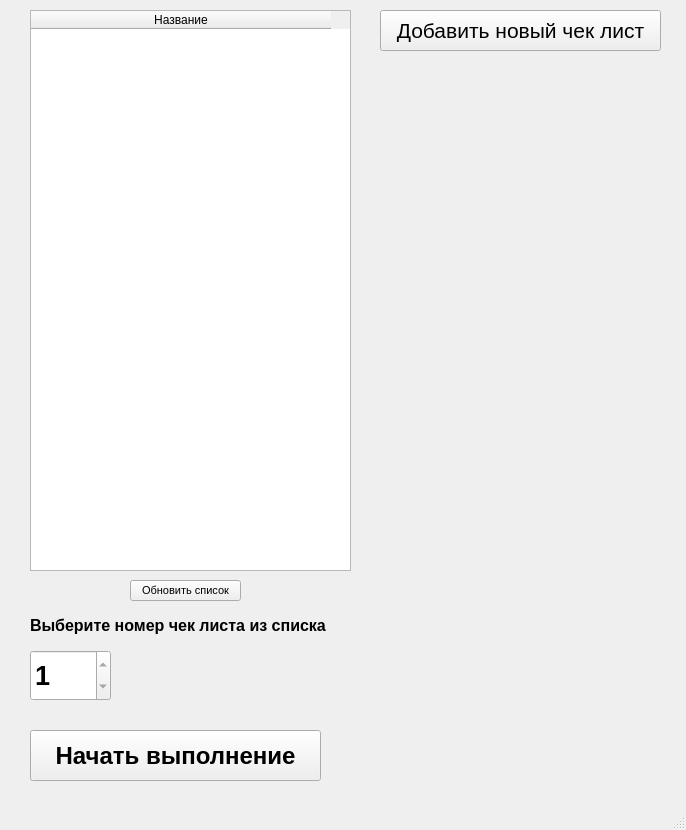
Above: main.ui from Demonica22/CheckList before the change. Below: the same form after it.
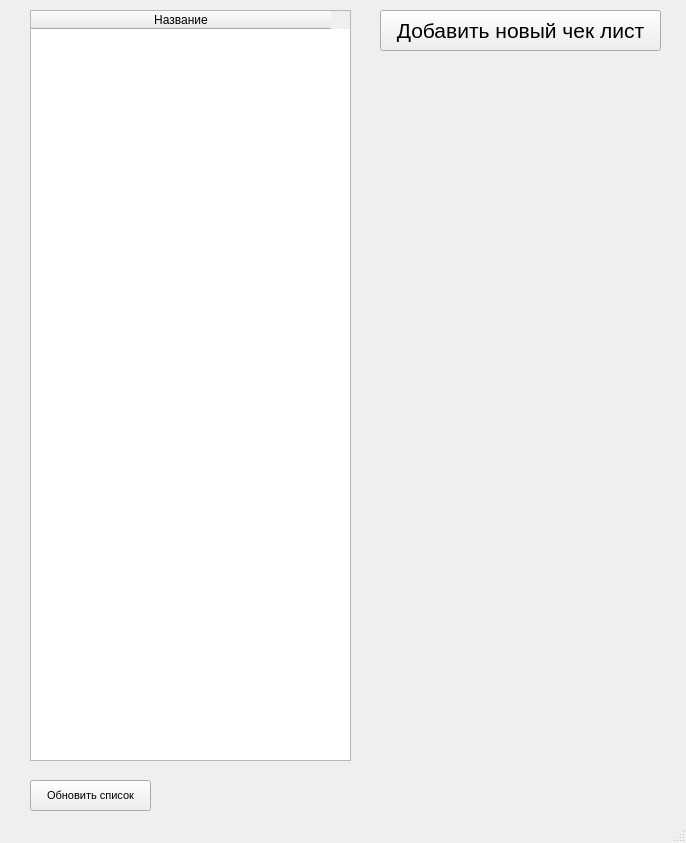
That is the form after the change.

Commit message: - Добавлено начало выполнения чеклиста - Добавлена возможность редактировать название чек-листа - Исправлена логика передачи id текущего листа

Patch:
```diff
--- a/main.ui
+++ b/main.ui
@@ -7,7 +7,7 @@
     <x>0</x>
     <y>0</y>
     <width>686</width>
-    <height>830</height>
+    <height>843</height>
    </rect>
   </property>
   <property name="windowTitle">
@@ -20,7 +20,7 @@
       <x>30</x>
       <y>10</y>
       <width>321</width>
-      <height>561</height>
+      <height>751</height>
      </rect>
     </property>
     <property name="mouseTracking">
@@ -59,79 +59,13 @@
      <string>Добавить новый чек лист</string>
     </property>
    </widget>
-   <widget class="QSpinBox" name="list_number">
-    <property name="geometry">
-     <rect>
-      <x>30</x>
-      <y>650</y>
-      <width>81</width>
-      <height>51</height>
-     </rect>
-    </property>
-    <property name="font">
-     <font>
-      <pointsize>20</pointsize>
-      <weight>75</weight>
-      <bold>true</bold>
-     </font>
-    </property>
-    <property name="minimum">
-     <number>1</number>
-    </property>
-    <property name="maximum">
-     <number>1</number>
-    </property>
-   </widget>
-   <widget class="QLabel" name="label">
-    <property name="geometry">
-     <rect>
-      <x>30</x>
-      <y>610</y>
-      <width>321</width>
-      <height>31</height>
-     </rect>
-    </property>
-    <property name="font">
-     <font>
-      <pointsize>12</pointsize>
-      <weight>75</weight>
-      <bold>true</bold>
-     </font>
-    </property>
-    <property name="text">
-     <string>Выберите номер чек листа из списка</string>
-    </property>
-   </widget>
-   <widget class="QPushButton" name="btn_start">
-    <property name="geometry">
-     <rect>
-      <x>30</x>
-      <y>730</y>
-      <width>291</width>
-      <height>51</height>
-     </rect>
-    </property>
-    <property name="font">
-     <font>
-      <pointsize>18</pointsize>
-      <weight>75</weight>
-      <bold>true</bold>
-     </font>
-    </property>
-    <property name="styleSheet">
-     <string notr="true"/>
-    </property>
-    <property name="text">
-     <string>Начать выполнение</string>
-    </property>
-   </widget>
    <widget class="QPushButton" name="btn_update">
     <property name="geometry">
      <rect>
-      <x>130</x>
-      <y>580</y>
-      <width>111</width>
-      <height>21</height>
+      <x>30</x>
+      <y>780</y>
+      <width>121</width>
+      <height>31</height>
      </rect>
     </property>
     <property name="font">
```
Left out of the diff: 10 changed lines with no effect on the pictures. The commit also changes 3 other files.
